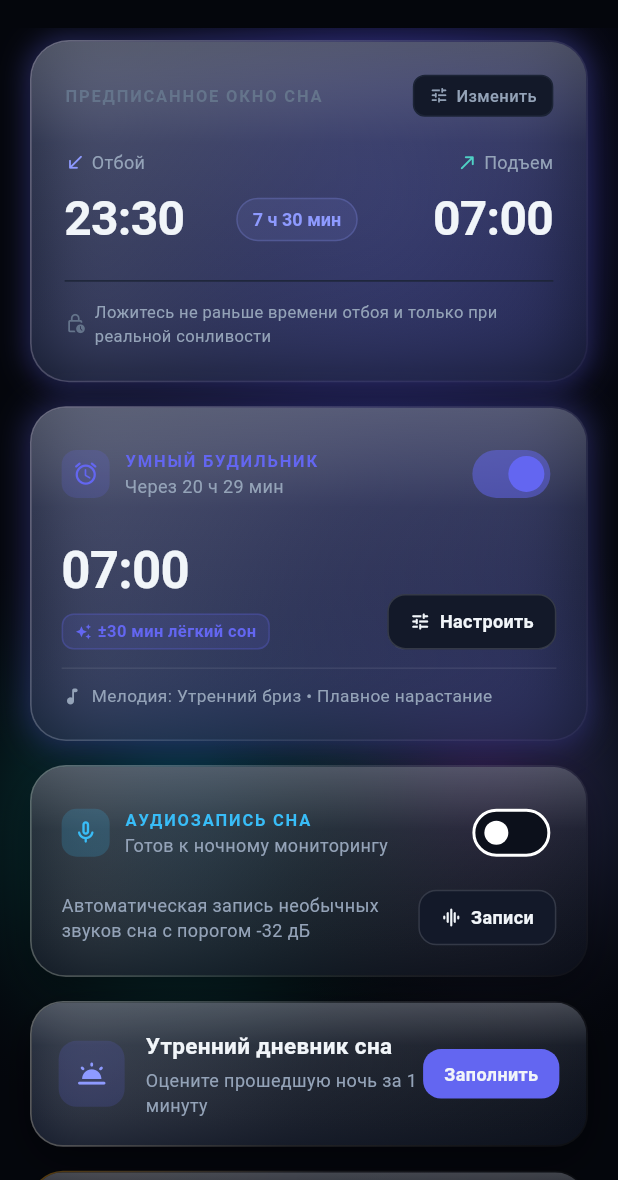
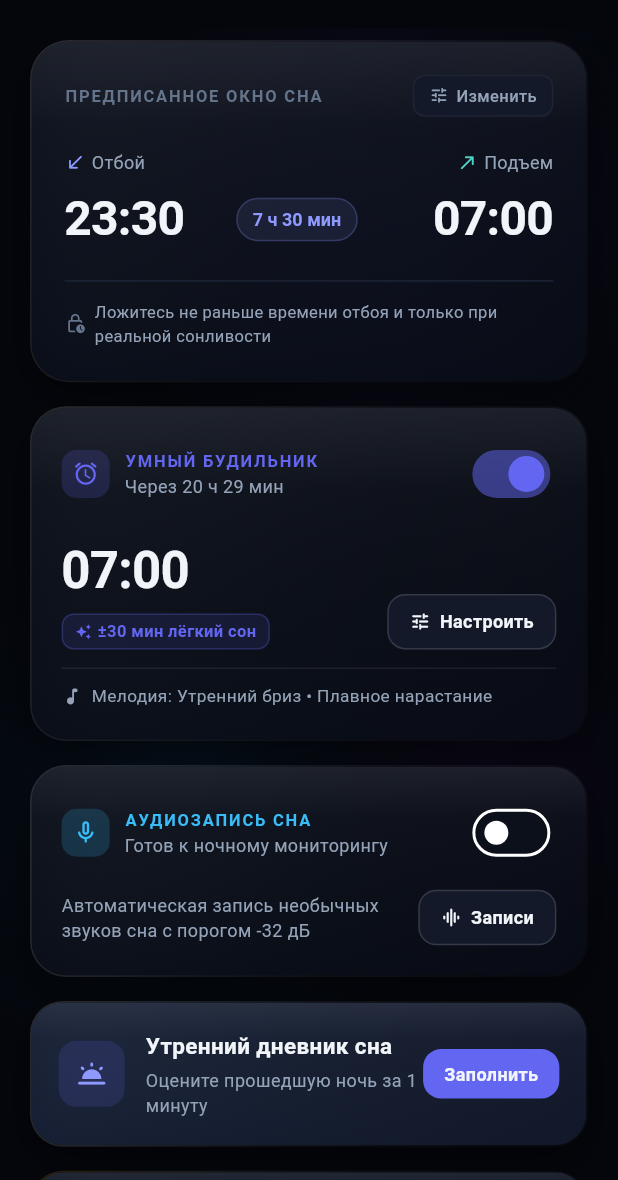
Before and after one commit to sergemartinov2014-ops/KPT, a Flutter app: the HomeScreen screen opened directly, on a phone screen of 412 x 824 dp, the part 56-1236 px from its top. Run offline on Flutter 3.47's test engine with Material 3 defaults, Android fonts, the phone set to English and light mode, and no system bars; our stand-ins replace fl_chart, just_audio, shared_preferences; missing offline and left inert: record; accounts and stored records are empty.

Commit message:
style(ui): darken liquid glass blocks with deep obsidian smoky tint for night comfort

```diff
--- a/lib/screens/home/home_screen.dart
+++ b/lib/screens/home/home_screen.dart
@@ -142,9 +142,9 @@ class HomeScreen extends StatelessWidget {
     return LiquidGlass(
       radius: 24,
       blur: 24,
-      surfaceColor: isEnabled ? AppTheme.glassSurfaceElevated : AppTheme.glassSurface,
-      glowColor: isEnabled ? AppTheme.systemIndigo : null,
-      glowRadius: isEnabled ? 18 : 0,
+      surfaceColor: const Color(0xFF090E1A),
+      glowColor: null,
+      glowRadius: 0,
       padding: const EdgeInsets.all(20),
       child: Column(
         crossAxisAlignment: CrossAxisAlignment.start,
@@ -301,9 +301,9 @@ class HomeScreen extends StatelessWidget {
     return LiquidGlass(
       radius: 24,
       blur: 24,
-      surfaceColor: isMonitoring ? AppTheme.glassSurfaceElevated : AppTheme.glassSurface,
-      glowColor: isMonitoring ? AppTheme.systemTeal : null,
-      glowRadius: isMonitoring ? 18 : 0,
+      surfaceColor: const Color(0xFF090E1A),
+      glowColor: null,
+      glowRadius: 0,
       padding: const EdgeInsets.all(20),
       child: Column(
         crossAxisAlignment: CrossAxisAlignment.start,
@@ -421,9 +421,9 @@ class HomeScreen extends StatelessWidget {
     return LiquidGlass(
       radius: 26,
       blur: 24,
-      surfaceColor: AppTheme.glassSurfaceElevated,
-      glowColor: AppTheme.systemIndigo,
-      glowRadius: 16,
+      surfaceColor: const Color(0xFF0A0F1D),
+      glowColor: null,
+      glowRadius: 0,
       padding: const EdgeInsets.all(22),
       child: Column(
         crossAxisAlignment: CrossAxisAlignment.start,
@@ -646,9 +646,9 @@ class HomeScreen extends StatelessWidget {
         begin: Alignment.topLeft,
         end: Alignment.bottomRight,
         colors: [
-          AppTheme.warning.withValues(alpha: 0.35),
-          Colors.white.withValues(alpha: 0.08),
-          Colors.white.withValues(alpha: 0.02),
+          AppTheme.warning.withValues(alpha: 0.16),
+          Colors.white.withValues(alpha: 0.05),
+          Colors.white.withValues(alpha: 0.01),
         ],
       ),
       onTap: () {
@@ -688,9 +688,9 @@ class HomeScreen extends StatelessWidget {
     return LiquidGlass(
       radius: 22,
       blur: 20,
-      surfaceColor: AppTheme.glassSurfaceElevated,
-      glowColor: AppTheme.accent,
-      glowRadius: 14,
+      surfaceColor: const Color(0xFF0A0F1D),
+      glowColor: null,
+      glowRadius: 0,
       padding: const EdgeInsets.all(18),
       child: Column(
         crossAxisAlignment: CrossAxisAlignment.start,
--- a/lib/widgets/aurora_canvas.dart
+++ b/lib/widgets/aurora_canvas.dart
@@ -31,7 +31,7 @@ class AuroraCanvas extends StatelessWidget {
           ),
         ),
 
-        // 2. Верхнее ночное пятно свечения (Vibrant Indigo-Violet Aurora)
+        // 2. Верхнее ночное пятно свечения (Calm Nocturnal Indigo Aurora)
         if (showTopAurora)
           Positioned(
             top: -120,
@@ -44,20 +44,20 @@ class AuroraCanvas extends StatelessWidget {
                   shape: BoxShape.circle,
                   gradient: RadialGradient(
                     colors: [
-                      (primaryGlow ?? const Color(0xFF6366F1))
-                          .withValues(alpha: 0.48),
                       (primaryGlow ?? const Color(0xFF4338CA))
-                          .withValues(alpha: 0.22),
+                          .withValues(alpha: 0.18),
+                      (primaryGlow ?? const Color(0xFF312E81))
+                          .withValues(alpha: 0.06),
                       Colors.transparent,
                     ],
-                    stops: const [0.0, 0.45, 1.0],
+                    stops: const [0.0, 0.50, 1.0],
                   ),
                 ),
               ),
             ),
           ),
 
-        // 3. Нижнее ночное пятно свечения (Calm Bio-Teal / Cyan Aurora)
+        // 3. Нижнее ночное пятно свечения (Deep Marine Teal Aurora)
         if (showBottomAurora)
           Positioned(
             bottom: 20,
@@ -70,10 +70,10 @@ class AuroraCanvas extends StatelessWidget {
                   shape: BoxShape.circle,
                   gradient: RadialGradient(
                     colors: [
-                      (secondaryGlow ?? const Color(0xFF0EA5E9))
-                          .withValues(alpha: 0.38),
-                      (secondaryGlow ?? const Color(0xFF0D9488))
-                          .withValues(alpha: 0.16),
+                      (secondaryGlow ?? const Color(0xFF0369A1))
+                          .withValues(alpha: 0.14),
+                      (secondaryGlow ?? const Color(0xFF075985))
+                          .withValues(alpha: 0.04),
                       Colors.transparent,
                     ],
                     stops: const [0.0, 0.50, 1.0],
@@ -83,7 +83,7 @@ class AuroraCanvas extends StatelessWidget {
             ),
           ),
 
-        // 4. Тонкое акцентное пятно по центру (Moonlight Mist / Purple Glow)
+        // 4. Тонкое акцентное пятно по центру (Deep Midnight Purple Mist)
         Positioned(
           top: 320,
           right: -100,
@@ -95,11 +95,11 @@ class AuroraCanvas extends StatelessWidget {
                 shape: BoxShape.circle,
                 gradient: RadialGradient(
                   colors: [
-                    const Color(0xFFA855F7).withValues(alpha: 0.30),
-                    const Color(0xFF818CF8).withValues(alpha: 0.12),
+                    const Color(0xFF581C87).withValues(alpha: 0.10),
+                    const Color(0xFF3B0764).withValues(alpha: 0.03),
                     Colors.transparent,
                   ],
-                  stops: const [0.0, 0.45, 1.0],
+                  stops: const [0.0, 0.50, 1.0],
                 ),
               ),
             ),
--- a/lib/widgets/liquid_glass.dart
+++ b/lib/widgets/liquid_glass.dart
@@ -53,25 +53,25 @@ class LiquidGlass extends StatelessWidget {
               begin: Alignment.topLeft,
               end: Alignment.bottomRight,
               colors: [
-                Colors.white.withValues(alpha: 0.36),
-                Colors.white.withValues(alpha: 0.12),
-                Colors.white.withValues(alpha: 0.04),
+                Colors.white.withValues(alpha: 0.15),
+                Colors.white.withValues(alpha: 0.05),
+                Colors.white.withValues(alpha: 0.02),
               ],
             ),
         boxShadow: [
           // Мягкая пространственная тень стекла
           BoxShadow(
-            color: Colors.black.withValues(alpha: 0.40),
-            blurRadius: 22,
+            color: Colors.black.withValues(alpha: 0.50),
+            blurRadius: 24,
             offset: const Offset(0, 10),
             spreadRadius: -2,
           ),
-          // Опциональное внешнее свечение при активном статусе
+          // Опциональное мягкое внешнее свечение при активном статусе
           if (glowColor != null && glowRadius > 0)
             BoxShadow(
-              color: glowColor!.withValues(alpha: 0.35),
+              color: glowColor!.withValues(alpha: 0.12),
               blurRadius: glowRadius,
-              spreadRadius: 2,
+              spreadRadius: 0,
             ),
         ],
       ),
@@ -92,7 +92,7 @@ class LiquidGlass extends StatelessWidget {
                 ),
               ),
 
-            // 2. Полупрозрачный стеклянный градиент (Frosted Glass Tint)
+            // 2. Глубокий затемнённый стеклянный градиент (Deep Smoky Glass Tint)
             Positioned.fill(
               child: Container(
                 decoration: BoxDecoration(
@@ -100,17 +100,17 @@ class LiquidGlass extends StatelessWidget {
                     begin: Alignment.topLeft,
                     end: Alignment.bottomRight,
                     colors: [
-                      (surfaceColor ?? const Color(0xFF131D36))
-                          .withValues(alpha: 0.55),
-                      (surfaceColor ?? const Color(0xFF090E1D))
-                          .withValues(alpha: 0.30),
+                      (surfaceColor ?? const Color(0xFF0C1222))
+                          .withValues(alpha: 0.78),
+                      (surfaceColor ?? const Color(0xFF050811))
+                          .withValues(alpha: 0.62),
                     ],
                   ),
                 ),
               ),
             ),
 
-            // 3. Верхний световой скос (Specular Sheen)
+            // 3. Мягкий сатиновый световой скос (Subtle Satin Sheen)
             if (showShine)
               Positioned.fill(
                 child: IgnorePointer(
@@ -120,11 +120,11 @@ class LiquidGlass extends StatelessWidget {
                         begin: Alignment.topCenter,
                         end: Alignment.bottomCenter,
                         colors: [
-                          Colors.white.withValues(alpha: 0.22),
-                          Colors.white.withValues(alpha: 0.04),
+                          Colors.white.withValues(alpha: 0.08),
+                          Colors.white.withValues(alpha: 0.015),
                           Colors.transparent,
                         ],
-                        stops: const [0.0, 0.30, 1.0],
+                        stops: const [0.0, 0.25, 1.0],
                       ),
                     ),
                   ),
```
